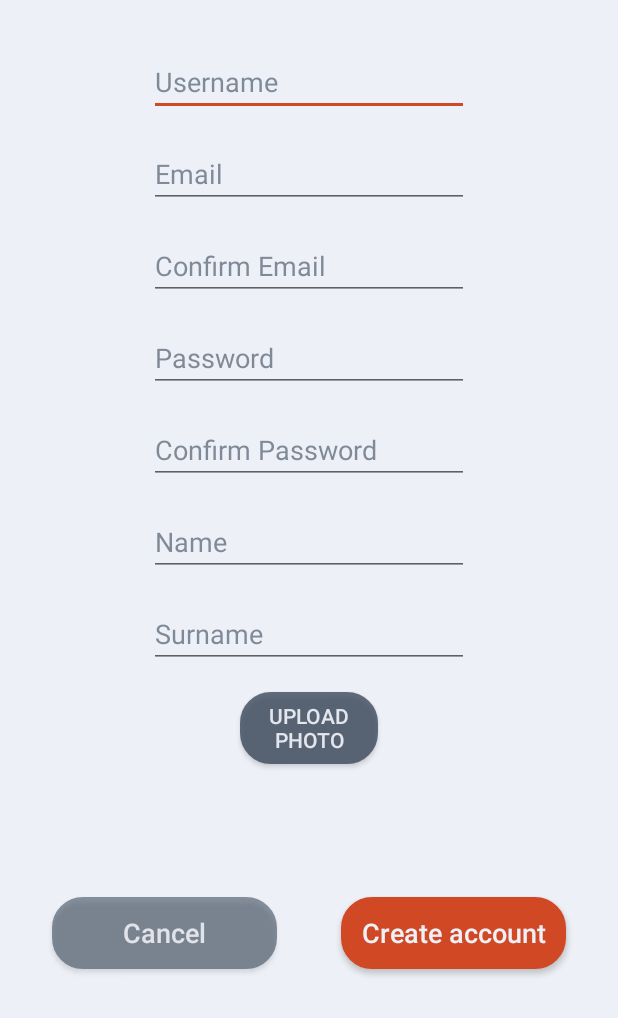
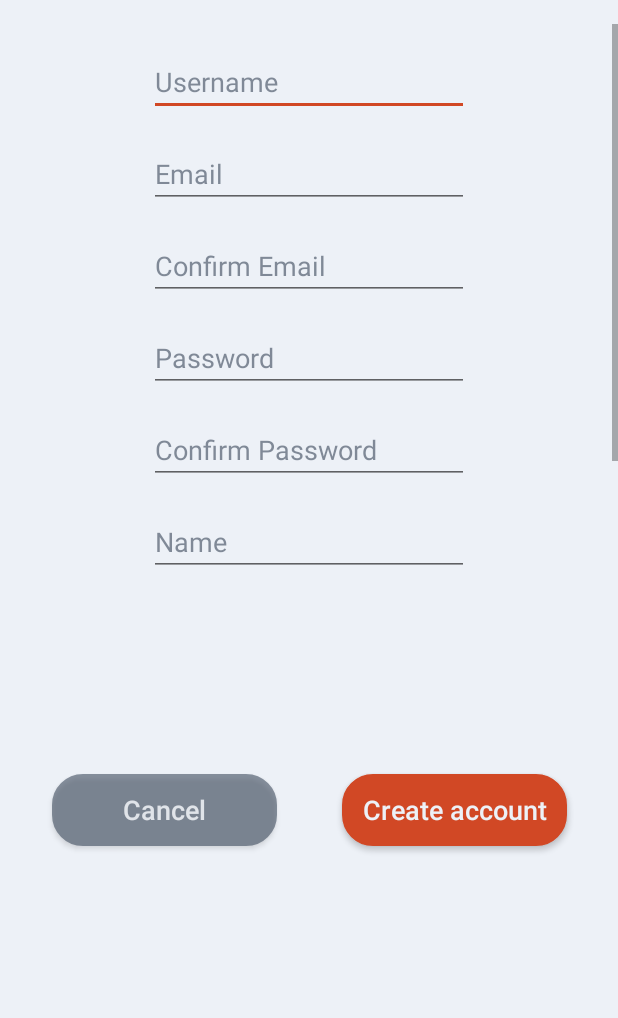
Before and after one commit to Muppet57/ProStudent, an Android app: the RegisterActivity screen opened directly, with no data from a screen before it, on a phone screen of 412 x 824 dp, the part 218-1236 px from its top. Run offline under Robolectric (Android 15) with nearby library versions, the phone set to English and light mode, and no system bars; our stand-ins replace Firebase (no records; nobody signed in at launch, a user with empty details on screens opened directly).

```diff
--- a/app/src/main/java/com/student/pro/prostudent/RegisterActivity.java
+++ b/app/src/main/java/com/student/pro/prostudent/RegisterActivity.java
@@ -22,8 +22,8 @@ import com.google.firebase.database.FirebaseDatabase;
 import com.google.firebase.database.IgnoreExtraProperties;
 
 public class RegisterActivity extends AppCompatActivity {
-    private EditText usernameText,emailText,email_confirmText,passText,pass_confirmText,nameText,surnameText,urlText;
-    private Button confirmBut,cancelBut;
+    private EditText usernameText,emailText,email_confirmText,passText,pass_confirmText,nameText,surnameText;
+    private Button confirmBut,cancelBut,photo;
     private String TAG="Tentativa";
     private ProgressBar registerprogress;
 
@@ -70,7 +70,7 @@ public class RegisterActivity extends AppCompatActivity {
                 String pass_confirm = pass_confirmText.getText().toString();
                 String name = nameText.getText().toString();
                 String surname = surnameText.getText().toString();
-                String url = urlText.getText().toString();
+                String url="";
 
                 if(!TextUtils.isEmpty(username) && !TextUtils.isEmpty(email) &&
                         !TextUtils.isEmpty(email_confirm) && !TextUtils.isEmpty(pass) &&
@@ -87,7 +87,7 @@ public class RegisterActivity extends AppCompatActivity {
                     {
                     }
                     else{
-                        if(TextUtils.isEmpty(url))
+                        if(TextUtils.equals(url,""))
                         {
                             url="empty";
                         }
--- a/app/src/main/res/drawable/round_bg_gradient.xml
+++ b/app/src/main/res/drawable/round_bg_gradient.xml
@@ -10,7 +10,7 @@
                 android:angle="270"
                 />-->
             <!--apply a border around button-->
-            <stroke android:width="1dip" android:color="#d14825" />
+            <stroke android:width="1dip" android:color="#96d14825" />
             <!-- make the button corners rounded-->
             <corners android:radius="15dp"/>
         </shape>
--- a/app/src/main/res/layout/activity_register.xml
+++ b/app/src/main/res/layout/activity_register.xml
@@ -5,7 +5,8 @@
     android:layout_width="match_parent"
     android:layout_height="match_parent"
     android:background="@color/colorPrimaryLight"
-    tools:context="com.student.pro.prostudent.RegisterActivity">
+    android:windowSoftInputMode="adjustPan"
+tools:context="com.student.pro.prostudent.RegisterActivity">
 
     <TextView
         android:id="@+id/textView4"
@@ -37,8 +38,7 @@
         android:layout_width="150dp"
         android:layout_height="48dp"
         android:layout_marginBottom="32dp"
-        android:layout_marginEnd="32dp"
-        android:layout_marginStart="20dp"
+        android:layout_marginEnd="34dp"
         android:layout_marginTop="32dp"
         android:background="@drawable/roundbuttonaccent"
         android:text="@string/action_create_account"
@@ -47,8 +47,6 @@
         android:textSize="18sp"
         app:layout_constraintBottom_toBottomOf="parent"
         app:layout_constraintEnd_toEndOf="parent"
-        app:layout_constraintHorizontal_bias="0.5"
-        app:layout_constraintStart_toEndOf="@+id/reg_cancel"
         app:layout_constraintTop_toBottomOf="@+id/scrollView2" />
 
     <Button
@@ -56,8 +54,8 @@
         android:layout_width="150dp"
         android:layout_height="48dp"
         android:layout_marginBottom="32dp"
-        android:layout_marginEnd="20dp"
-        android:layout_marginStart="32dp"
+        android:layout_marginEnd="43dp"
+        android:layout_marginStart="34dp"
         android:layout_marginTop="32dp"
         android:alpha="0.55"
         android:background="@drawable/roundbuttonprimary"
@@ -67,17 +65,14 @@
         android:textSize="18sp"
         app:layout_constraintBottom_toBottomOf="parent"
         app:layout_constraintEnd_toStartOf="@+id/reg_confirm"
-        app:layout_constraintHorizontal_bias="0.5"
         app:layout_constraintStart_toStartOf="parent"
         app:layout_constraintTop_toBottomOf="@+id/scrollView2" />
 
     <ScrollView
         android:id="@+id/scrollView2"
         android:layout_width="0dp"
-        android:layout_height="0dp"
-        android:layout_marginBottom="113dp"
+        android:layout_height="385dp"
         android:layout_marginTop="16dp"
-        app:layout_constraintBottom_toBottomOf="parent"
         app:layout_constraintEnd_toEndOf="parent"
         app:layout_constraintStart_toStartOf="parent"
         app:layout_constraintTop_toBottomOf="@+id/textView5">
--- a/app/src/main/res/layout/class_layout.xml
+++ b/app/src/main/res/layout/class_layout.xml
@@ -42,7 +42,7 @@
             android:ems="10"
             android:text="1"
             android:textAlignment="center"
-            android:textColor="@color/colorPrimaryDark"
+            android:textColor="@color/colorPrimaryDarkTransparent"
             android:textSize="24sp"
             android:textStyle="bold"
             app:layout_constraintBottom_toBottomOf="parent"
@@ -71,7 +71,7 @@
             android:layout_marginEnd="24dp"
             android:text="Programação Orientada a Objetos"
             android:textAlignment="viewStart"
-            android:textColor="@color/colorPrimaryDark"
+            android:textColor="@color/colorPrimaryDarkTransparent"
             android:textSize="16sp"
             android:textStyle="bold"
             app:layout_constraintBottom_toBottomOf="parent"
```
